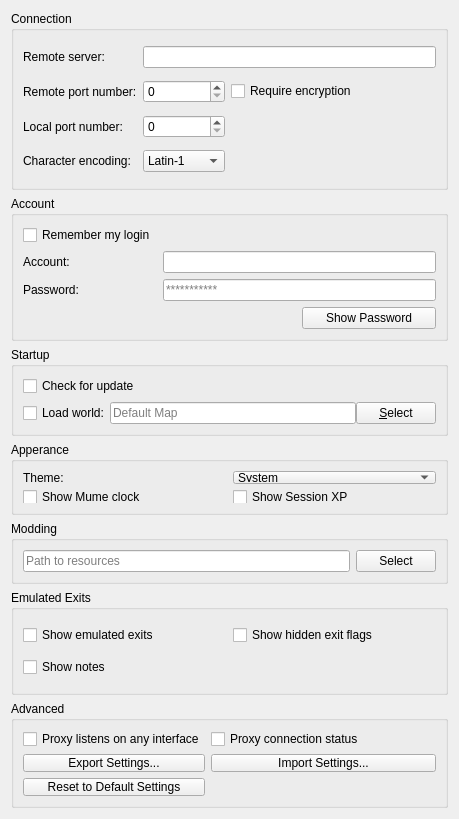
First picture: the form in src/preferences/generalpage.ui, repository nschimme/MMapper, before the edit.
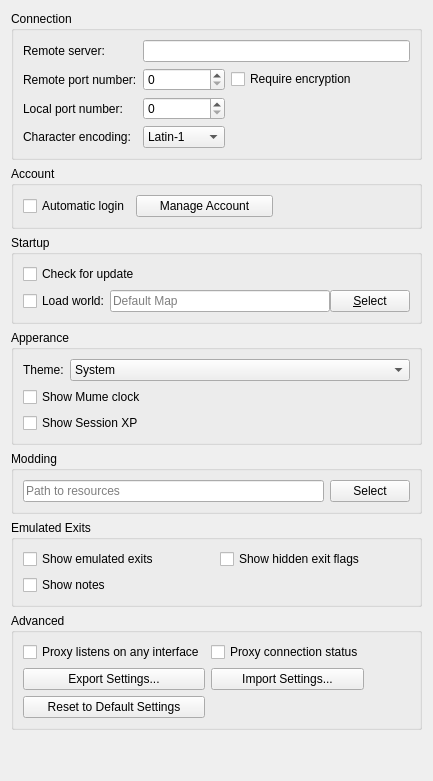
Second picture: the form after the edit.

The edit to the form file:
```diff
--- a/src/preferences/generalpage.ui
+++ b/src/preferences/generalpage.ui
@@ -2,26 +2,12 @@
 <ui version="4.0">
  <class>GeneralPage</class>
  <widget class="QWidget" name="GeneralPage">
-  <property name="geometry">
-   <rect>
-    <x>0</x>
-    <y>0</y>
-    <width>459</width>
-    <height>792</height>
-   </rect>
-  </property>
   <property name="windowTitle">
    <string>Form1</string>
   </property>
   <layout class="QVBoxLayout">
    <item>
     <widget class="QGroupBox" name="groupBox_connections">
-     <property name="minimumSize">
-      <size>
-       <width>435</width>
-       <height>179</height>
-      </size>
-     </property>
      <property name="title">
       <string>Connection</string>
      </property>
@@ -158,54 +144,40 @@
      <property name="title">
       <string>Account</string>
      </property>
-     <layout class="QGridLayout" name="gridLayout_7">
-      <item row="1" column="0">
-       <widget class="QLabel" name="label_2">
-        <property name="text">
-         <string>Account:</string>
-        </property>
-        <property name="buddy">
-         <cstring>accountName</cstring>
-        </property>
-       </widget>
-      </item>
-      <item row="2" column="0">
-       <widget class="QLabel" name="label_3">
-        <property name="text">
-         <string>Password:</string>
-        </property>
-        <property name="buddy">
-         <cstring>accountPassword</cstring>
-        </property>
-       </widget>
-      </item>
-      <item row="1" column="1" colspan="2">
-       <widget class="QLineEdit" name="accountName"/>
-      </item>
-      <item row="2" column="1" colspan="2">
-       <widget class="QLineEdit" name="accountPassword">
-        <property name="echoMode">
-         <enum>QLineEdit::Password</enum>
-        </property>
-        <property name="placeholderText">
-         <string>***********</string>
-        </property>
-       </widget>
-      </item>
-      <item row="3" column="2">
-       <widget class="QPushButton" name="showPassword">
-        <property name="text">
-         <string>Show Password</string>
-        </property>
-       </widget>
-      </item>
-      <item row="0" column="0" colspan="3">
+     <layout class="QHBoxLayout" name="horizontalLayout">
+      <item>
        <widget class="QCheckBox" name="autoLogin">
         <property name="text">
-         <string>Remember my login</string>
+         <string>Automatic login</string>
         </property>
        </widget>
       </item>
+      <item>
+       <widget class="QPushButton" name="setPassword">
+        <property name="sizePolicy">
+         <sizepolicy hsizetype="Expanding" vsizetype="Fixed">
+          <horstretch>0</horstretch>
+          <verstretch>0</verstretch>
+         </sizepolicy>
+        </property>
+        <property name="text">
+         <string>Manage Account</string>
+        </property>
+       </widget>
+      </item>
+      <item>
+       <spacer name="horizontalSpacer_3">
+        <property name="orientation">
+         <enum>Qt::Orientation::Horizontal</enum>
+        </property>
+        <property name="sizeHint" stdset="0">
+         <size>
+          <width>40</width>
+          <height>20</height>
+         </size>
+        </property>
+       </spacer>
+      </item>
      </layout>
     </widget>
    </item>
@@ -215,7 +187,7 @@
       <string>Startup</string>
      </property>
      <layout class="QGridLayout" name="gridLayout_3">
-      <item row="4" column="0" colspan="2">
+      <item row="1" column="0" colspan="2">
        <widget class="QFrame" name="autoLoadFileFrame">
         <property name="frameShape">
          <enum>QFrame::NoFrame</enum>
@@ -278,7 +250,7 @@
         </layout>
        </widget>
       </item>
-      <item row="3" column="0" colspan="2">
+      <item row="0" column="0" colspan="2">
        <widget class="QCheckBox" name="checkForUpdateCheckBox">
         <property name="text">
          <string>Check for update</string>
@@ -290,12 +262,6 @@
    </item>
    <item>
     <widget class="QGroupBox" name="groupBox_statusbar">
-     <property name="minimumSize">
-      <size>
-       <width>435</width>
-       <height>73</height>
-      </size>
-     </property>
      <property name="title">
       <string>Apperance</string>
      </property>
@@ -303,22 +269,14 @@
       <property name="bottomMargin">
        <number>9</number>
       </property>
-      <item row="1" column="0">
-       <widget class="QCheckBox" name="displayMumeClockCheckBox">
-        <property name="text">
-         <string>Show Mume clock</string>
-        </property>
-       </widget>
-      </item>
-      <item row="1" column="1">
-       <widget class="QCheckBox" name="displayXPStatusCheckBox">
-        <property name="text">
-         <string>Show Session XP</string>
-        </property>
-       </widget>
-      </item>
       <item row="0" column="1">
        <widget class="QComboBox" name="themeComboBox">
+        <property name="sizePolicy">
+         <sizepolicy hsizetype="Expanding" vsizetype="Fixed">
+          <horstretch>0</horstretch>
+          <verstretch>0</verstretch>
+         </sizepolicy>
+        </property>
         <item>
          <property name="text">
           <string>System</string>
@@ -338,6 +296,12 @@
       </item>
       <item row="0" column="0">
        <widget class="QLabel" name="label_4">
+        <property name="sizePolicy">
+         <sizepolicy hsizetype="Minimum" vsizetype="Preferred">
+          <horstretch>0</horstretch>
+          <verstretch>0</verstretch>
+         </sizepolicy>
+        </property>
         <property name="text">
          <string>Theme:</string>
         </property>
@@ -346,6 +310,20 @@
         </property>
        </widget>
       </item>
+      <item row="1" column="0" colspan="2">
+       <widget class="QCheckBox" name="displayMumeClockCheckBox">
+        <property name="text">
+         <string>Show Mume clock</string>
+        </property>
+       </widget>
+      </item>
+      <item row="2" column="0" colspan="2">
+       <widget class="QCheckBox" name="displayXPStatusCheckBox">
+        <property name="text">
+         <string>Show Session XP</string>
+        </property>
+       </widget>
+      </item>
      </layout>
     </widget>
    </item>
@@ -374,56 +352,44 @@
    </item>
    <item>
     <widget class="QGroupBox" name="groupBox_exits">
-     <property name="minimumSize">
-      <size>
-       <width>435</width>
-       <height>105</height>
-      </size>
-     </property>
      <property name="title">
       <string>Emulated Exits</string>
      </property>
      <layout class="QGridLayout" name="gridLayout_6">
-      <item row="1" column="0">
+      <item row="0" column="0">
        <widget class="QCheckBox" name="emulatedExitsCheckBox">
         <property name="text">
          <string>Show emulated exits</string>
         </property>
        </widget>
       </item>
-      <item row="2" column="0">
-       <widget class="QCheckBox" name="showNotesCheckBox">
-        <property name="text">
-         <string>Show notes</string>
-        </property>
-       </widget>
-      </item>
-      <item row="1" column="1">
+      <item row="0" column="1">
        <widget class="QCheckBox" name="showHiddenExitFlagsCheckBox">
         <property name="text">
          <string>Show hidden exit flags</string>
         </property>
        </widget>
       </item>
+      <item row="1" column="0">
+       <widget class="QCheckBox" name="showNotesCheckBox">
+        <property name="text">
+         <string>Show notes</string>
+        </property>
+       </widget>
+      </item>
      </layout>
     </widget>
    </item>
    <item>
     <widget class="QGroupBox" name="groupBox_2">
-     <property name="minimumSize">
-      <size>
-       <width>435</width>
-       <height>107</height>
-      </size>
-     </property>
      <property name="title">
       <string>Advanced</string>
      </property>
      <layout class="QGridLayout" name="gridLayout">
-      <item row="3" column="1">
-       <widget class="QPushButton" name="configurationImportButton">
+      <item row="2" column="0">
+       <widget class="QPushButton" name="configurationResetButton">
         <property name="text">
-         <string>Import Settings...</string>
+         <string>Reset to Default Settings</string>
         </property>
        </widget>
       </item>
@@ -437,10 +403,10 @@
         </property>
        </widget>
       </item>
-      <item row="3" column="0">
-       <widget class="QPushButton" name="configurationExportButton">
+      <item row="1" column="1">
+       <widget class="QPushButton" name="configurationImportButton">
         <property name="text">
-         <string>Export Settings...</string>
+         <string>Import Settings...</string>
         </property>
        </widget>
       </item>
@@ -454,14 +420,27 @@
         </property>
        </widget>
       </item>
-      <item row="4" column="0">
-       <widget class="QPushButton" name="configurationResetButton">
+      <item row="1" column="0">
+       <widget class="QPushButton" name="configurationExportButton">
         <property name="text">
-         <string>Reset to Default Settings</string>
+         <string>Export Settings...</string>
         </property>
        </widget>
       </item>
-      <item row="4" column="1">
+      <item row="1" column="2">
+       <spacer name="horizontalSpacer_4">
+        <property name="orientation">
+         <enum>Qt::Orientation::Horizontal</enum>
+        </property>
+        <property name="sizeHint" stdset="0">
+         <size>
+          <width>40</width>
+          <height>20</height>
+         </size>
+        </property>
+       </spacer>
+      </item>
+      <item row="2" column="1" colspan="2">
        <spacer name="horizontalSpacer_2">
         <property name="orientation">
          <enum>Qt::Horizontal</enum>
```
Left out of the diff: 15 changed lines with no effect on the pictures.
